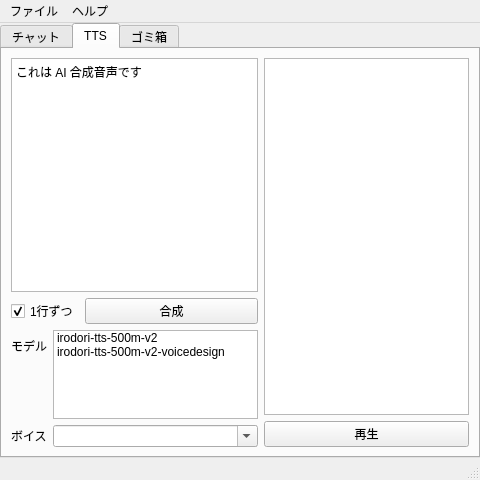
Before: the Qt Designer form src/MainWindow.ui in mitayuki3/flexichat, drawn with Qt 5.
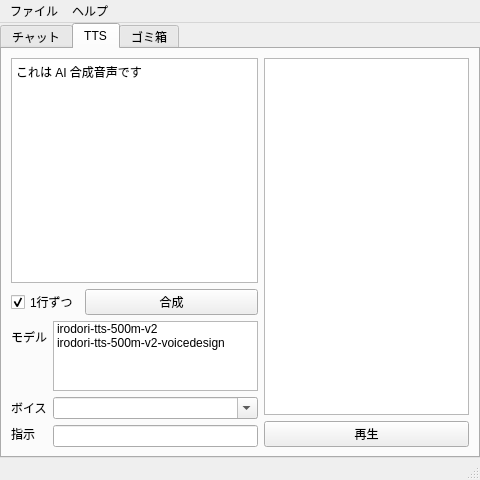
After: the same form once the commit is applied. The open tabs and pages were chosen to show the change.

Commit message: TTS: voicedesign モデル選択時に instructions を指定可能にする (#19)

Patch:
```diff
--- a/src/MainWindow.ui
+++ b/src/MainWindow.ui
@@ -363,6 +363,19 @@
                </property>
               </widget>
              </item>
+             <item row="3" column="0">
+              <widget class="QLabel" name="ttsInstructionsLabel">
+               <property name="text">
+                <string>指示</string>
+               </property>
+               <property name="alignment">
+                <set>Qt::AlignmentFlag::AlignLeading|Qt::AlignmentFlag::AlignLeft|Qt::AlignmentFlag::AlignTop</set>
+               </property>
+              </widget>
+             </item>
+             <item row="3" column="1">
+              <widget class="QLineEdit" name="ttsInstructionsEdit"/>
+             </item>
             </layout>
            </widget>
           </item>
```
The commit also changes 7 other files.
